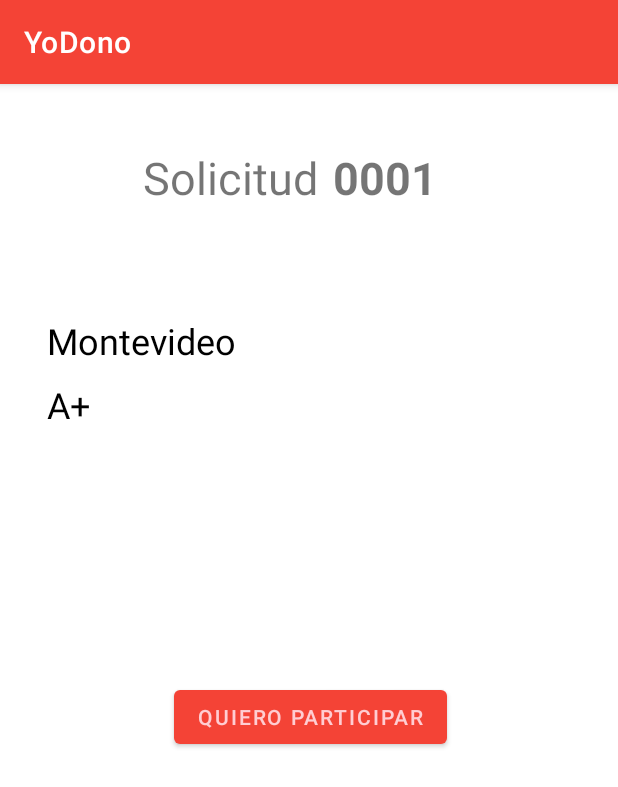
After one commit to Shadowpride/YoDono, an Android app: the SolicitudIndividual screen opened directly, with no data from a screen before it, on a phone screen of 412 x 824 dp. The commit adds this screen. Shown: the top 787 px of the screen. Run offline under Robolectric (Android 15) with nearby library versions, the phone set to English and light mode, and no system bars.

Commit message:
List Element Mis Solicitudes + Layout SolicitudIndividual

```diff
--- a/app/src/main/AndroidManifest.xml
+++ b/app/src/main/AndroidManifest.xml
@@ -9,7 +9,8 @@
         android:roundIcon="@mipmap/ic_launcher_round"
         android:supportsRtl="true"
         android:theme="@style/Theme.YoDono">
-        <activity android:name=".ListaDonantes"></activity>
+        <activity android:name=".SolicitudIndividual"></activity>
+        <activity android:name=".ListaDonantes" />
         <activity android:name=".SolicitudNueva" />
         <activity android:name=".PerfilEditar" />
         <activity android:name=".Perfil" />
@@ -35,7 +36,7 @@
         <activity
             android:name=".LoginScreen"
             android:label="@string/app_name"
-            android:theme="@style/Theme.YoDono.NoActionBar"></activity>
+            android:theme="@style/Theme.YoDono.NoActionBar" />
     </application>
 
 </manifest>
--- /dev/null
+++ b/app/src/main/java/uy/yodono/SolicitudIndividual.java
@@ -0,0 +1,14 @@
+package uy.yodono;
+
+import androidx.appcompat.app.AppCompatActivity;
+
+import android.os.Bundle;
+
+public class SolicitudIndividual extends AppCompatActivity {
+
+    @Override
+    protected void onCreate(Bundle savedInstanceState) {
+        super.onCreate(savedInstanceState);
+        setContentView(R.layout.activity_solicitud_individual);
+    }
+}
--- /dev/null
+++ b/app/src/main/res/layout/activity_solicitud_individual.xml
@@ -0,0 +1,193 @@
+<?xml version="1.0" encoding="utf-8"?>
+<androidx.constraintlayout.widget.ConstraintLayout xmlns:android="http://schemas.android.com/apk/res/android"
+    xmlns:app="http://schemas.android.com/apk/res-auto"
+    xmlns:tools="http://schemas.android.com/tools"
+    android:layout_width="match_parent"
+    android:layout_height="match_parent"
+    tools:context=".SolicitudIndividual">
+
+    <RelativeLayout
+        android:layout_width="match_parent"
+        android:layout_height="match_parent"
+        android:layout_gravity="center_horizontal"
+        android:animateLayoutChanges="true"
+        android:orientation="vertical">
+
+        <TextView
+            android:id="@+id/titleSolicitudID"
+            android:layout_width="wrap_content"
+            android:layout_height="wrap_content"
+            android:layout_alignParentStart="true"
+            android:layout_alignParentTop="true"
+            android:layout_marginStart="95dp"
+            android:layout_marginTop="42dp"
+            android:text="@string/titleSolicitud"
+            android:textSize="30sp" />
+
+        <TextView
+            android:id="@+id/SolicitudIndividualID"
+            android:layout_width="89dp"
+            android:layout_height="wrap_content"
+            android:layout_alignTop="@+id/titleSolicitudID"
+            android:layout_alignParentEnd="true"
+            android:layout_marginStart="10dp"
+            android:layout_marginTop="0dp"
+            android:layout_marginEnd="79dp"
+            android:layout_toEndOf="@+id/titleSolicitudID"
+            android:text="0001"
+            android:textSize="30sp"
+            android:textStyle="bold" />
+
+        <TextView
+            android:id="@+id/TitleFechaLim"
+            android:layout_width="wrap_content"
+            android:layout_height="wrap_content"
+            android:layout_alignParentStart="true"
+            android:layout_alignParentTop="true"
+            android:layout_marginStart="23dp"
+            android:layout_marginTop="112dp"
+            android:textSize="24sp"
+            tools:text="@string/titlefechalimite" />
+
+        <TextView
+            android:id="@+id/SolicitudIndividualFechaLim"
+            android:layout_width="wrap_content"
+            android:layout_height="wrap_content"
+            android:layout_alignTop="@+id/TitleFechaLim"
+            android:layout_marginStart="8dp"
+            android:layout_marginTop="0dp"
+            android:layout_toEndOf="@+id/TitleFechaLim"
+            android:textColor="#D32F2F"
+            android:textSize="24sp"
+            android:textStyle="bold"
+            tools:text="01/01/2021" />
+
+        <TextView
+            android:id="@+id/titleDepartamento"
+            android:layout_width="wrap_content"
+            android:layout_height="wrap_content"
+            android:layout_below="@+id/TitleFechaLim"
+            android:layout_alignStart="@+id/TitleFechaLim"
+            android:layout_marginStart="0dp"
+            android:layout_marginTop="10dp"
+            android:textSize="24sp"
+            tools:text="@string/titledepartamento" />
+
+        <TextView
+            android:id="@+id/SolicitudIndividualDepartamento"
+            android:layout_width="wrap_content"
+            android:layout_height="wrap_content"
+            android:layout_alignTop="@+id/titleDepartamento"
+            android:layout_marginStart="8dp"
+            android:layout_marginTop="0dp"
+            android:layout_toEndOf="@+id/titleDepartamento"
+            android:text="Montevideo"
+            android:textColor="@color/black"
+            android:textSize="24sp" />
+
+        <TextView
+            android:id="@+id/titleGrupo"
+            android:layout_width="wrap_content"
+            android:layout_height="wrap_content"
+            android:layout_below="@+id/titleDepartamento"
+            android:layout_alignStart="@+id/titleDepartamento"
+            android:layout_marginStart="0dp"
+            android:layout_marginTop="10dp"
+            android:textSize="24sp"
+            tools:text="@string/titlegrupo" />
+
+        <TextView
+            android:id="@+id/SolicitudIndividualGrupo"
+            android:layout_width="wrap_content"
+            android:layout_height="wrap_content"
+            android:layout_alignTop="@+id/titleGrupo"
+            android:layout_marginStart="8dp"
+            android:layout_marginTop="0dp"
+            android:layout_toEndOf="@+id/titleGrupo"
+            android:text="A+"
+            android:textColor="@color/black"
+            android:textSize="24sp" />
+
+        <TextView
+            android:id="@+id/titleDonantesReq"
+            android:layout_width="wrap_content"
+            android:layout_height="wrap_content"
+            android:layout_below="@+id/titleGrupo"
+            android:layout_alignStart="@+id/titleGrupo"
+            android:layout_marginStart="0dp"
+            android:layout_marginTop="10dp"
+            android:textSize="24sp"
+            tools:text="@string/titledonantesreq" />
+
+        <TextView
+            android:id="@+id/SolicitudIndividualDonantesReq"
+            android:layout_width="wrap_content"
+            android:layout_height="wrap_content"
+            android:layout_alignTop="@+id/titleDonantesReq"
+            android:layout_marginStart="8dp"
+            android:layout_marginTop="0dp"
+            android:layout_toEndOf="@+id/titleDonantesReq"
+            android:textColor="@color/black"
+            android:textSize="24sp"
+            tools:text="123" />
+
+        <TextView
+            android:id="@+id/titleHospital"
+            android:layout_width="wrap_content"
+            android:layout_height="wrap_content"
+            android:layout_below="@+id/titleDonantesReq"
+            android:layout_alignStart="@+id/titleDonantesReq"
+            android:layout_marginStart="0dp"
+            android:layout_marginTop="10dp"
+            android:textSize="24sp"
+            tools:text="@string/titleHospital" />
+
+        <TextView
+            android:id="@+id/SolicitudIndividualHospital"
+            android:layout_width="wrap_content"
+            android:layout_height="wrap_content"
+            android:layout_alignTop="@+id/titleHospital"
+            android:layout_marginStart="8dp"
+            android:layout_marginTop="0dp"
+            android:layout_toEndOf="@+id/titleHospital"
+            android:textColor="@color/black"
+            android:textSize="24sp"
+            tools:text="H. Pereira Rosell" />
+
+        <TextView
+            android:id="@+id/titleMotivo"
+            android:layout_width="wrap_content"
+            android:layout_height="wrap_content"
+            android:layout_below="@+id/titleHospital"
+            android:layout_alignStart="@+id/titleHospital"
+            android:layout_marginStart="0dp"
+            android:layout_marginTop="10dp"
+            android:textSize="24sp"
+            tools:text="@string/titleMotivo" />
+
+        <TextView
+            android:id="@+id/SolicitudIndividualMotivo"
+            android:layout_width="wrap_content"
+            android:layout_height="wrap_content"
+            android:layout_alignTop="@+id/titleMotivo"
+            android:layout_marginStart="8dp"
+            android:layout_marginTop="0dp"
+            android:layout_toEndOf="@+id/titleMotivo"
+            android:textColor="@color/black"
+            android:textSize="24sp"
+            tools:text="Cirugia" />
+
+        <Button
+            android:id="@+id/button2"
+            android:layout_width="wrap_content"
+            android:layout_height="wrap_content"
+            android:layout_below="@+id/titleMotivo"
+            android:layout_alignParentStart="true"
+            android:layout_marginStart="116dp"
+            android:layout_marginTop="40dp"
+            android:text="Quiero participar" />
+
+
+    </RelativeLayout>
+
+</androidx.constraintlayout.widget.ConstraintLayout>
--- a/app/src/main/res/values/strings.xml
+++ b/app/src/main/res/values/strings.xml
@@ -56,6 +56,8 @@
     <string name="titledonantesreq">Donantes requeridos</string>
     <string name="titlegrupo">Grupo sanguíneo</string>
     <string name="titleSolicitud">Solicitud</string>
+    <string name="titleHospital">Hospital</string>
+    <string name="titleMotivo">Motivo</string>
 
 
     <string-array name="array_departamentos">
```
Also changed, not shown: app/src/main/res/layout/list_element_mis_solicitudes.xml (added, +109 -0 lines).
